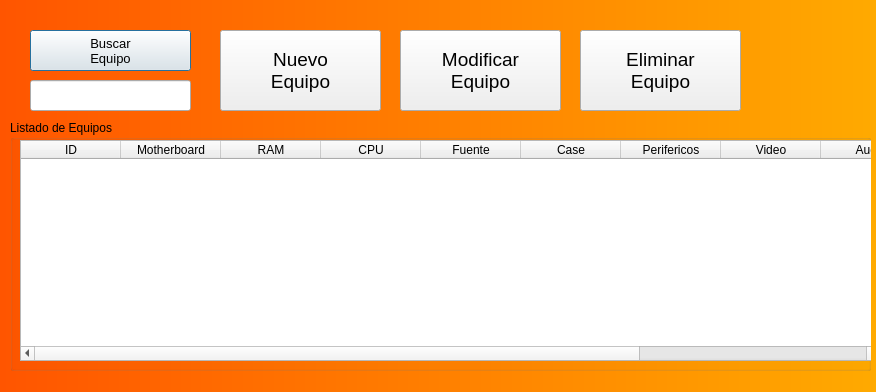
Old version of the form Inventario-Equipos.ui in the repository danilp12/GestionInventarioVcp.
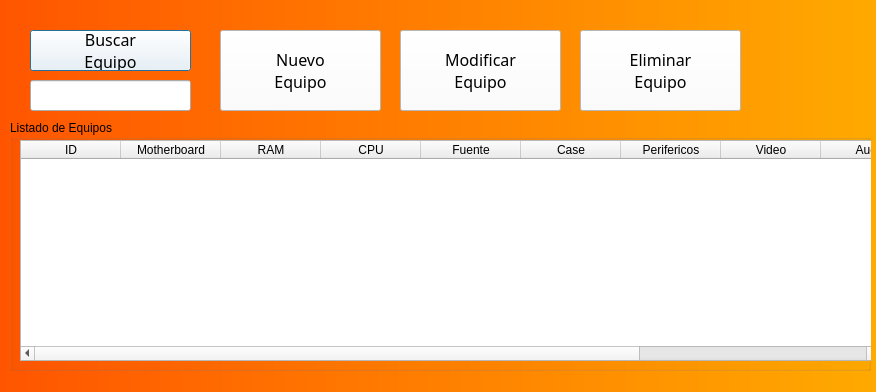
New version of the form.

Patch:
```diff
--- a/Inventario-Equipos.ui
+++ b/Inventario-Equipos.ui
@@ -23,6 +23,12 @@
     background-position: center;
     background-repeat: no-repeat;
     
+}
+QPushButton {
+ background-color: white;
+ color: black;
+font-family:Bodoni MT;
+font-size: 16px;
 }</string>
   </property>
   <widget class="QPushButton" name="Buscar">
@@ -36,7 +42,8 @@
    </property>
    <property name="font">
     <font>
-     <pointsize>10</pointsize>
+     <family>Bodoni MT</family>
+     <pointsize>-1</pointsize>
     </font>
    </property>
    <property name="text">
@@ -55,7 +62,8 @@
    </property>
    <property name="font">
     <font>
-     <pointsize>14</pointsize>
+     <family>Bodoni MT</family>
+     <pointsize>-1</pointsize>
     </font>
    </property>
    <property name="text">
@@ -74,7 +82,8 @@
    </property>
    <property name="font">
     <font>
-     <pointsize>14</pointsize>
+     <family>Bodoni MT</family>
+     <pointsize>-1</pointsize>
     </font>
    </property>
    <property name="text">
@@ -93,7 +102,8 @@
    </property>
    <property name="font">
     <font>
-     <pointsize>14</pointsize>
+     <family>Bodoni MT</family>
+     <pointsize>-1</pointsize>
     </font>
    </property>
    <property name="text">
```
